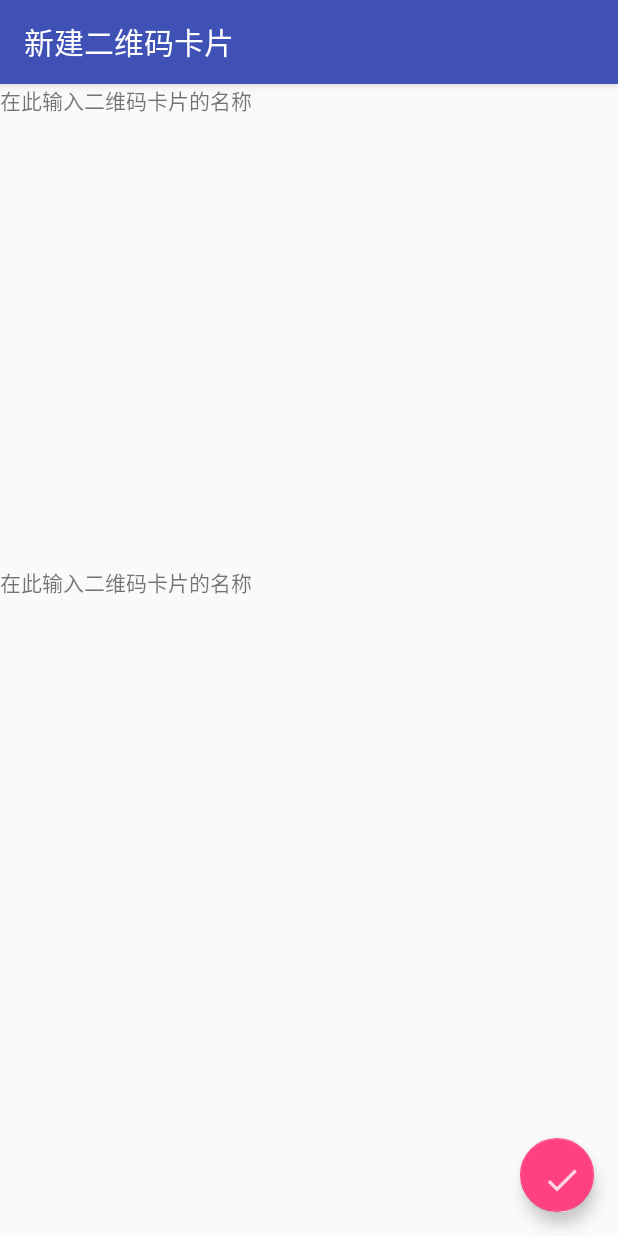
After one commit to Xiao-pei/2WeiMaKaBao, an Android app: the CreateBarcodeActivity screen opened directly, with no data from a screen before it, on a phone screen of 412 x 824 dp. The commit adds this screen. Run offline under Robolectric (Android 15) with nearby library versions, the phone set to English and light mode, and no system bars.

Commit message:
Added a barcode scan activity

```diff
--- /dev/null
+++ b/app/src/main/java/com/a1466387944/a2weimakabao/CreateBarcodeActivity.java
@@ -0,0 +1,19 @@
+package com.a1466387944.a2weimakabao;
+
+import android.support.v7.app.AppCompatActivity;
+import android.os.Bundle;
+import android.support.v7.widget.Toolbar;
+
+public class CreateBarcodeActivity extends AppCompatActivity {
+
+    public static final String FORMAT = "format";
+    public static final String DATA = "data";
+
+    @Override
+    protected void onCreate(Bundle savedInstanceState) {
+        super.onCreate(savedInstanceState);
+        setContentView(R.layout.activity_create_barcode);
+        Toolbar toolbar = findViewById(R.id.toolbar_create);
+        setSupportActionBar(toolbar);
+    }
+}
--- /dev/null
+++ b/app/src/main/res/layout/activity_create_barcode.xml
@@ -0,0 +1,62 @@
+<?xml version="1.0" encoding="utf-8"?>
+<android.support.design.widget.CoordinatorLayout
+        xmlns:android="http://schemas.android.com/apk/res/android"
+        xmlns:tools="http://schemas.android.com/tools"
+        xmlns:app="http://schemas.android.com/apk/res-auto"
+        android:layout_width="match_parent"
+        android:layout_height="match_parent"
+        tools:context=".CreateBarcodeActivity">
+
+    <android.support.design.widget.AppBarLayout
+            android:layout_width="match_parent"
+            android:layout_height="wrap_content"
+            android:theme="@style/ThemeOverlay.AppCompat.Dark.ActionBar">
+
+        <android.support.v7.widget.Toolbar
+                android:id="@+id/toolbar_create"
+                android:layout_width="match_parent"
+                android:layout_height="?attr/actionBarSize"
+                app:layout_scrollFlags="scroll|enterAlways"/>
+    </android.support.design.widget.AppBarLayout>
+
+    <android.support.v4.widget.NestedScrollView
+            android:layout_width="match_parent"
+            android:layout_height="match_parent"
+
+            app:layout_behavior="@string/appbar_scrolling_view_behavior">
+
+        <RelativeLayout
+                android:layout_width="match_parent"
+                android:layout_height="wrap_content">
+
+            <TextView
+                    android:layout_width="wrap_content"
+                    android:layout_height="wrap_content"
+                    android:id="@+id/text"
+                    android:text="@string/hint_barcode_name"/>
+
+            <ImageView
+                    android:layout_width="match_parent"
+                    android:layout_height="300dp"
+                    android:layout_below="@id/text"
+                    android:id="@+id/barcode_image"/>
+
+            <TextView
+                    android:layout_width="wrap_content"
+                    android:layout_height="wrap_content"
+                    android:layout_below="@id/barcode_image"
+                    android:text="@string/hint_barcode_name"/>
+        </RelativeLayout>
+
+    </android.support.v4.widget.NestedScrollView>
+
+    <android.support.design.widget.FloatingActionButton
+            android:layout_width="55dp"
+            android:layout_height="49dp"
+            android:src="@drawable/ic_done"
+            android:id="@+id/floating_button_done"
+            android:layout_marginEnd="16dp"
+            android:layout_marginBottom="16dp"
+            android:layout_gravity="end|bottom"/>
+
+</android.support.design.widget.CoordinatorLayout>
--- a/app/src/main/res/values/strings.xml
+++ b/app/src/main/res/values/strings.xml
@@ -1,3 +1,9 @@
 <resources>
     <string name="app_name">二维码卡包</string>
+    <string name="scan">扫描二维码</string>
+    <string name="create">新建二维码卡片</string>
+
+    <string name="barcode_content">二维码内容</string>
+    <string name="barcode_name">名称</string>
+    <string name="hint_barcode_name">在此输入二维码卡片的名称</string>
 </resources>
```
Also changed, not shown: app/src/main/AndroidManifest.xml (+27 -0 lines), app/src/main/java/com/a1466387944/a2weimakabao/BarcodeClass.java (+7 -0 lines), app/src/main/java/com/a1466387944/a2weimakabao/BarcodeScanActivity.java (added, +131 -0 lines), app/src/main/java/com/a1466387944/a2weimakabao/MainActivity.java (+21 -0 lines), app/src/main/res/layout/activity_barcode_scan.xml (added, +29 -0 lines), app/src/main/res/menu/menu_create.xml (added, +10 -0 lines), app/src/main/res/drawable-hdpi/ic_add.png (added), app/src/main/res/drawable-hdpi/ic_done.png (added), app/src/main/res/drawable-mdpi/ic_add.png (added), app/src/main/res/drawable-mdpi/ic_done.png (added), app/src/main/res/drawable-xhdpi/ic_add.png (added), app/src/main/res/drawable-xhdpi/ic_done.png (added), app/src/main/res/drawable-xxhdpi/ic_add.png (added), app/src/main/res/drawable-xxhdpi/ic_done.png (added).
